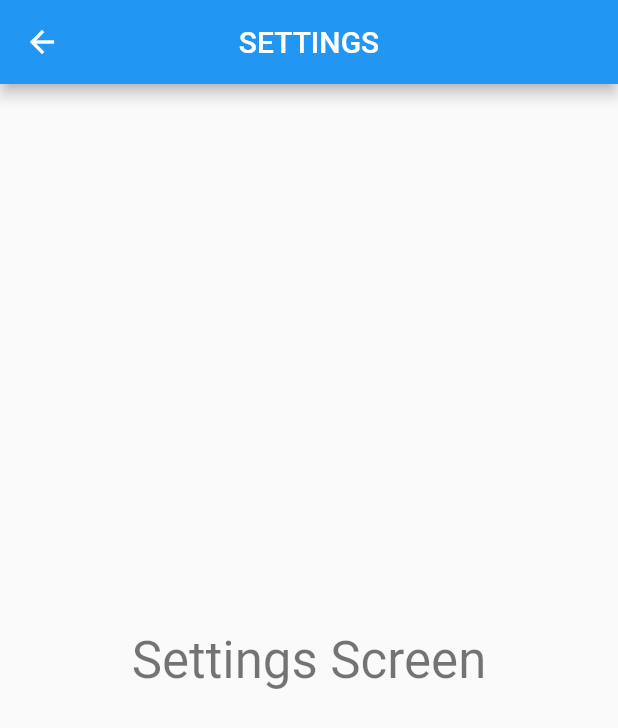
After one commit to bguneys/Compact-Project-Cost-Calculator, a Flutter app: the SettingsScreen screen opened directly, on a phone screen of 412 x 824 dp. The commit adds this screen. Shown: the top 728 px of the screen. Run offline on Flutter 3.47's test engine with Material 2 defaults, Android fonts, the phone set to English and light mode, and no system bars; our stand-ins replace sqflite; missing offline and left inert: dart:ffi; accounts and stored records are empty.

Commit message:
- SettingsScreen created. - Overlay menu on AppBar. - Navigation to SettingsScreen implemented.

```diff
--- a/lib/main.dart
+++ b/lib/main.dart
@@ -14,7 +14,7 @@ class MainApp extends StatelessWidget {
         primarySwatch: Colors.blue,
         visualDensity: VisualDensity.adaptivePlatformDensity,
       ),
-      home: MainScreen(title: 'Main Screen'),
+      home: MainScreen(title: 'PROJECTS'),
     );
   }
 }
--- /dev/null
+++ b/lib/routes/SettingsScreen.dart
@@ -0,0 +1,23 @@
+import 'package:flutter/material.dart';
+
+class SettingsScreen extends StatelessWidget {
+  @override
+  Widget build(BuildContext context) {
+    return Scaffold(
+
+      appBar: AppBar(
+        title: Text("SETTINGS"),
+        centerTitle: true,
+      ),
+
+      body: Center(
+        child: Column(
+          mainAxisAlignment: MainAxisAlignment.center,
+          children: <Widget>[
+            Text("Settings Screen", style: Theme.of(context).textTheme.headline4),
+          ],
+        ),
+      ) ,
+    );
+  }
+}
```
Also changed, not shown: lib/routes/MainScreen.dart (+38 -2 lines).
